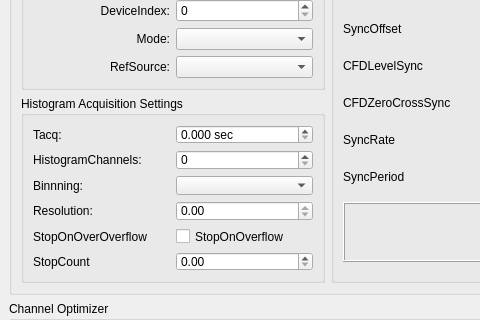
The window that ScopeFoundryHW/picoharp/hydraharp_channel_optimizer.ui (PromuInstrument/stackbot) describes before a commit, drawn with Qt 5; both pictures show x 0 to 480 and y 94 to 414 of the 965 by 527 pixel window.
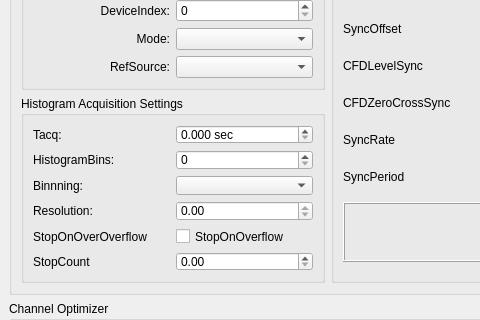
The same window after the commit.

Commit message: [hydraharp] HistogramBins setting replaced HistogramChannels and solved naming inconsistancies.

Patch:
```diff
--- a/ScopeFoundryHW/picoharp/hydraharp_channel_optimizer.ui
+++ b/ScopeFoundryHW/picoharp/hydraharp_channel_optimizer.ui
@@ -128,7 +128,7 @@
             <item row="3" column="0">
              <widget class="QLabel" name="label_4">
               <property name="text">
-               <string>HistogramChannels:</string>
+               <string>HistogramBins:</string>
               </property>
              </widget>
             </item>
```
Left out of the diff: 8 changed lines with no effect on the pictures. The commit also changes 4 other files.
